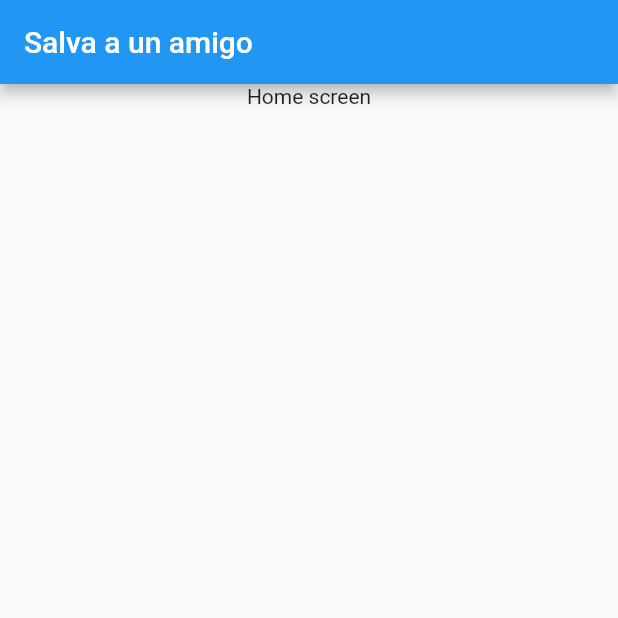
After one commit to memoadian/lab02_flutter_curso, a Flutter app: the screen it shows after launch, on a phone screen of 412 x 824 dp, the top half of it. The commit adds this screen. Run offline on Flutter 3.47's test engine with Material 2 defaults, Android fonts, the phone set to English and light mode, and no system bars.

Commit message:
añadir clases de rutas

```diff
--- a/lib/main.dart
+++ b/lib/main.dart
@@ -1,22 +1,21 @@
 import 'package:flutter/material.dart';
-import 'routes/first.dart';
+import 'routes/HomePage.dart';
 
 void main() => runApp(MyApp());
 
 class MyApp extends StatelessWidget {
-  // This widget is the root of your application.
   @override
   Widget build(BuildContext context) {
     return MaterialApp(
-      title: 'Lab 02',
+      title: "Save A Friend",
       theme: ThemeData(
         primarySwatch: Colors.blue,
       ),
       home: Scaffold(
         appBar: AppBar(
-          title: Text("Laboratorio 02 Navegación"),
+          title: Text("Salva a un amigo"),
         ),
-        body: First(),
+        body: HomePage(),
       )
     );
   }
--- /dev/null
+++ b/lib/routes/AddPetPage.dart
@@ -0,0 +1,17 @@
+import 'package:flutter/material.dart';
+
+class AddPetPage extends StatelessWidget {
+  @override
+  Widget build(BuildContext context) {
+    return Scaffold(
+      body: Column(
+        children: <Widget>[
+          Container(
+            alignment: Alignment.center,
+            child: Text('Añadir Amigo'),
+          ),
+        ],
+      ),
+    );
+  }
+}
--- /dev/null
+++ b/lib/routes/HomePage.dart
@@ -0,0 +1,17 @@
+import 'package:flutter/material.dart';
+
+class HomePage extends StatelessWidget {
+  @override
+  Widget build(BuildContext context) {
+    return Scaffold(
+      body: Column(
+        children: <Widget>[
+          Container(
+            alignment: Alignment.center,
+            child: Text('Home screen'),
+          ),
+        ],
+      ),
+    );
+  }
+}
```
Also changed, not shown: lib/routes/AdminPage.dart (added, +17 -0 lines), lib/routes/EditPetPage.dart (added, +17 -0 lines), lib/routes/first.dart (deleted, +0 -34 lines), lib/routes/second.dart (deleted, +0 -23 lines).
